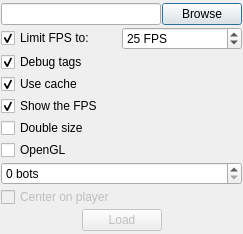
Before: the Qt Designer form tools/map-visualiser/Options.ui in alphaonex86/CatchChallenger, drawn with Qt 5.
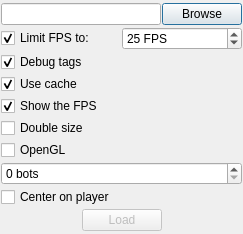
After: the same form once the commit is applied. Icons and pictures are not drawn.

Diff of the .ui file:
```diff
--- a/tools/map-visualiser/Options.ui
+++ b/tools/map-visualiser/Options.ui
@@ -146,9 +146,6 @@
    </item>
    <item>
     <widget class="QCheckBox" name="centerOnPlayer">
-     <property name="enabled">
-      <bool>false</bool>
-     </property>
      <property name="text">
       <string>Center on player</string>
      </property>
```
